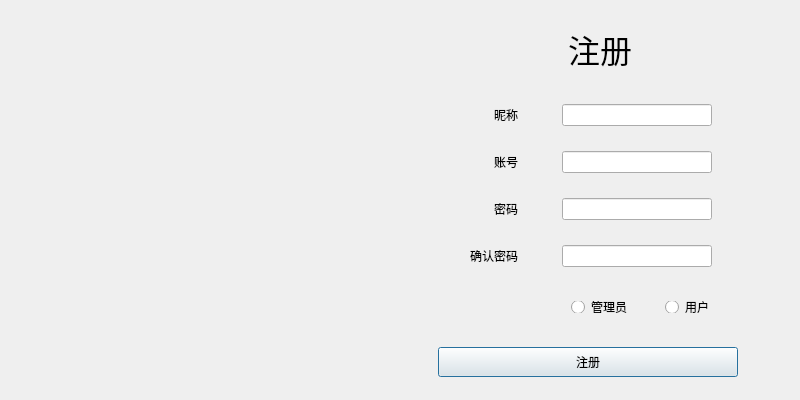
Andylih2005/summer-work, file pages/login/dlg_signup.ui: the form before one commit.
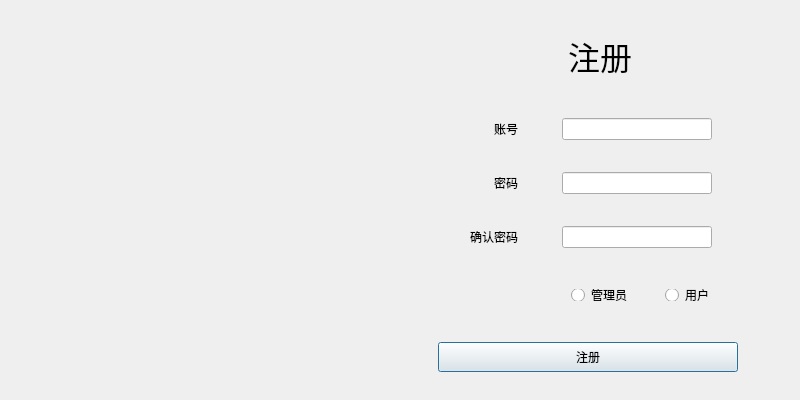
The form after the commit. Icons and pictures are not drawn.

Patch:
```diff
--- a/pages/login/dlg_signup.ui
+++ b/pages/login/dlg_signup.ui
@@ -23,7 +23,79 @@
     </rect>
    </property>
    <layout class="QGridLayout" name="gridLayout">
-    <item row="4" column="0">
+    <item row="1" column="1">
+     <widget class="QLineEdit" name="lineEdit_2">
+      <property name="sizePolicy">
+       <sizepolicy hsizetype="Expanding" vsizetype="Fixed">
+        <horstretch>0</horstretch>
+        <verstretch>0</verstretch>
+       </sizepolicy>
+      </property>
+      <property name="maximumSize">
+       <size>
+        <width>150</width>
+        <height>16777215</height>
+       </size>
+      </property>
+     </widget>
+    </item>
+    <item row="4" column="1">
+     <widget class="QWidget" name="widget_3" native="true">
+      <property name="minimumSize">
+       <size>
+        <width>200</width>
+        <height>0</height>
+       </size>
+      </property>
+      <property name="maximumSize">
+       <size>
+        <width>300</width>
+        <height>30</height>
+       </size>
+      </property>
+      <layout class="QGridLayout" name="gridLayout_2">
+       <item row="0" column="0">
+        <widget class="QRadioButton" name="radioButton_2">
+         <property name="minimumSize">
+          <size>
+           <width>50</width>
+           <height>0</height>
+          </size>
+         </property>
+         <property name="maximumSize">
+          <size>
+           <width>200</width>
+           <height>16777215</height>
+          </size>
+         </property>
+         <property name="text">
+          <string>管理员</string>
+         </property>
+        </widget>
+       </item>
+       <item row="0" column="1">
+        <widget class="QRadioButton" name="radioButton">
+         <property name="minimumSize">
+          <size>
+           <width>50</width>
+           <height>0</height>
+          </size>
+         </property>
+         <property name="maximumSize">
+          <size>
+           <width>200</width>
+           <height>16777215</height>
+          </size>
+         </property>
+         <property name="text">
+          <string>用户</string>
+         </property>
+        </widget>
+       </item>
+      </layout>
+     </widget>
+    </item>
+    <item row="3" column="0">
      <widget class="QLabel" name="label_6">
       <property name="maximumSize">
        <size>
@@ -39,39 +111,23 @@
       </property>
      </widget>
     </item>
-    <item row="1" column="0">
-     <widget class="QLabel" name="label_3">
-      <property name="maximumSize">
-       <size>
-        <width>80</width>
-        <height>16777215</height>
-       </size>
-      </property>
-      <property name="text">
-       <string>昵称</string>
-      </property>
-      <property name="alignment">
-       <set>Qt::AlignRight|Qt::AlignTrailing|Qt::AlignVCenter</set>
-      </property>
-     </widget>
-    </item>
-    <item row="2" column="1">
-     <widget class="QLineEdit" name="lineEdit_2">
-      <property name="sizePolicy">
-       <sizepolicy hsizetype="Expanding" vsizetype="Fixed">
-        <horstretch>0</horstretch>
-        <verstretch>0</verstretch>
-       </sizepolicy>
-      </property>
-      <property name="maximumSize">
-       <size>
-        <width>150</width>
-        <height>16777215</height>
-       </size>
-      </property>
-     </widget>
-    </item>
     <item row="2" column="0">
+     <widget class="QLabel" name="label_5">
+      <property name="maximumSize">
+       <size>
+        <width>80</width>
+        <height>16777215</height>
+       </size>
+      </property>
+      <property name="text">
+       <string>密码</string>
+      </property>
+      <property name="alignment">
+       <set>Qt::AlignRight|Qt::AlignTrailing|Qt::AlignVCenter</set>
+      </property>
+     </widget>
+    </item>
+    <item row="1" column="0">
      <widget class="QLabel" name="label_4">
       <property name="maximumSize">
        <size>
@@ -87,7 +143,7 @@
       </property>
      </widget>
     </item>
-    <item row="3" column="1">
+    <item row="2" column="1">
      <widget class="QLineEdit" name="lineEdit_3">
       <property name="sizePolicy">
        <sizepolicy hsizetype="Expanding" vsizetype="Fixed">
@@ -103,8 +159,8 @@
       </property>
      </widget>
     </item>
-    <item row="1" column="1">
-     <widget class="QLineEdit" name="lineEdit">
+    <item row="3" column="1">
+     <widget class="QLineEdit" name="lineEdit_4">
       <property name="sizePolicy">
        <sizepolicy hsizetype="Expanding" vsizetype="Fixed">
         <horstretch>0</horstretch>
@@ -141,95 +197,7 @@
       </property>
      </widget>
     </item>
-    <item row="3" column="0">
-     <widget class="QLabel" name="label_5">
-      <property name="maximumSize">
-       <size>
-        <width>80</width>
-        <height>16777215</height>
-       </size>
-      </property>
-      <property name="text">
-       <string>密码</string>
-      </property>
-      <property name="alignment">
-       <set>Qt::AlignRight|Qt::AlignTrailing|Qt::AlignVCenter</set>
-      </property>
-     </widget>
-    </item>
-    <item row="4" column="1">
-     <widget class="QLineEdit" name="lineEdit_4">
-      <property name="sizePolicy">
-       <sizepolicy hsizetype="Expanding" vsizetype="Fixed">
-        <horstretch>0</horstretch>
-        <verstretch>0</verstretch>
-       </sizepolicy>
-      </property>
-      <property name="maximumSize">
-       <size>
-        <width>150</width>
-        <height>16777215</height>
-       </size>
-      </property>
-     </widget>
-    </item>
-    <item row="5" column="1">
-     <widget class="QWidget" name="widget_3" native="true">
-      <property name="minimumSize">
-       <size>
-        <width>200</width>
-        <height>0</height>
-       </size>
-      </property>
-      <property name="maximumSize">
-       <size>
-        <width>300</width>
-        <height>30</height>
-       </size>
-      </property>
-      <layout class="QGridLayout" name="gridLayout_2">
-       <item row="0" column="0">
-        <widget class="QRadioButton" name="radioButton_2">
-         <property name="minimumSize">
-          <size>
-           <width>50</width>
-           <height>0</height>
-          </size>
-         </property>
-         <property name="maximumSize">
-          <size>
-           <width>200</width>
-           <height>16777215</height>
-          </size>
-         </property>
-         <property name="text">
-          <string>管理员</string>
-         </property>
-        </widget>
-       </item>
-       <item row="0" column="1">
-        <widget class="QRadioButton" name="radioButton">
-         <property name="minimumSize">
-          <size>
-           <width>50</width>
-           <height>0</height>
-          </size>
-         </property>
-         <property name="maximumSize">
-          <size>
-           <width>200</width>
-           <height>16777215</height>
-          </size>
-         </property>
-         <property name="text">
-          <string>用户</string>
-         </property>
-        </widget>
-       </item>
-      </layout>
-     </widget>
-    </item>
-    <item row="6" column="0" colspan="2">
+    <item row="5" column="0" colspan="2">
      <widget class="QPushButton" name="pushButton">
       <property name="minimumSize">
        <size>
```
